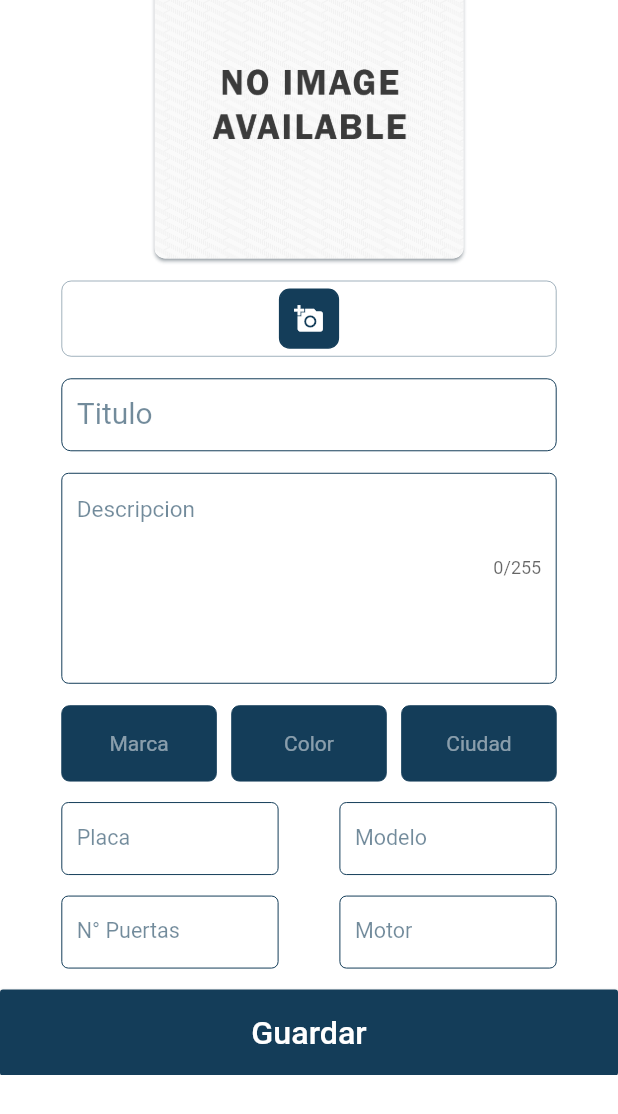
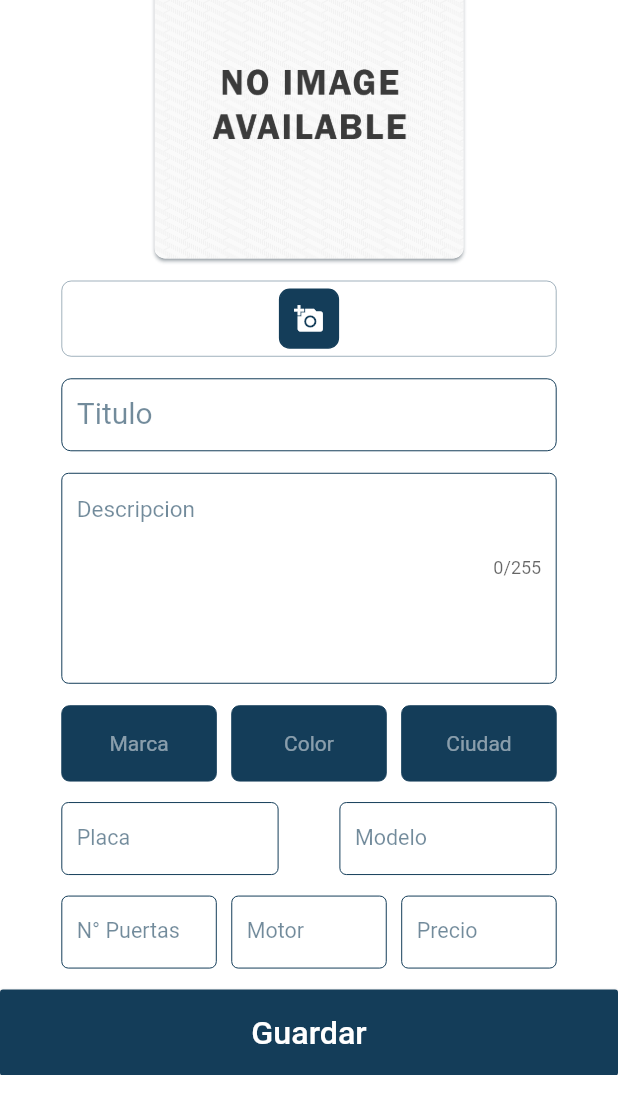
Before and after one commit to pomaalvin/Cabalito, a Flutter app: the AddPublication screen opened directly, scrolled down 48 dp, after a tap on "Guardar", on a phone screen of 412 x 824 dp. Shown: the top 1114 px of the screen. Run offline on Flutter 3.47's test engine with Material 2 defaults, Android fonts, the phone set to English and light mode, and no system bars; our stand-ins replace bloc, equatable, flutter_bloc, image_picker; missing offline and left inert: flutter_phone_direct_caller, kf_drawer.

```diff
--- a/cabalito_app/lib/bloc/bloc/NavigationBloc.dart
+++ b/cabalito_app/lib/bloc/bloc/NavigationBloc.dart
@@ -1,8 +1,11 @@
 import 'package:bloc/bloc.dart';
 import 'package:cabalitoapp/bloc/event/NavigationEvent.dart';
 import 'package:cabalitoapp/bloc/state/NavigationState.dart';
+import 'package:cabalitoapp/repository/PublicationRepository.dart';
 
 class NavigationBloc extends Bloc<NavigationEvent,NavigationState>{
+  PublicationRepository _publicationRepository;
+  NavigationBloc(this._publicationRepository);
   @override
   NavigationState get initialState => InitPageState();
 
@@ -37,6 +40,15 @@ class NavigationBloc extends Bloc<NavigationEvent,NavigationState>{
       yield LoadingPageState();
       yield AddPublicationPageState();
     }
+    else if(event is AddPublicationEvent){
+      //yield LoadingPageState();
+      bool estado=await _publicationRepository.addPublication(event.publication);
+      /*if(estado){
+        yield HomePageState();
+      }
+      else{
+      }*/
+    }
   }
 
 
--- a/cabalito_app/lib/bloc/event/NavigationEvent.dart
+++ b/cabalito_app/lib/bloc/event/NavigationEvent.dart
@@ -1,3 +1,4 @@
+import 'package:cabalitoapp/model/Publication.dart';
 import 'package:equatable/equatable.dart';
 
 abstract class NavigationEvent extends Equatable{}
@@ -29,3 +30,9 @@ class UpdateSellerPageEvent extends NavigationEvent {
   @override
   List<Object> get props => [];
 }
+class AddPublicationEvent extends NavigationEvent {
+  Publication publication;
+  AddPublicationEvent(this.publication);
+  @override
+  List<Object> get props => [publication];
+}
--- a/cabalito_app/lib/bloc/state/NavigationState.dart
+++ b/cabalito_app/lib/bloc/state/NavigationState.dart
@@ -14,7 +14,7 @@ abstract class NavigationState extends Equatable{
 class LoadingPageState extends NavigationState{
   const LoadingPageState();
   @override
-  List<Object> get props => [];
+  List<Object> get props => ["Loading",Template()];
 }
 class InitPageState extends NavigationState{
   const InitPageState();
--- a/cabalito_app/lib/main.dart
+++ b/cabalito_app/lib/main.dart
@@ -1,5 +1,6 @@
 import 'package:cabalitoapp/ClassBuilder.dart';
 import 'package:cabalitoapp/bloc/bloc/NavigationBloc.dart';
+import 'package:cabalitoapp/repository/PublicationRepository.dart';
 import 'package:cabalitoapp/screens/Template.dart';
 import 'package:cabalitoapp/Menu.dart';
 import 'package:flutter/material.dart';
@@ -19,7 +20,7 @@ class MyApp extends StatelessWidget {
       theme: ThemeData(primaryColor: Color.fromRGBO(73, 24, 89, 1),accentColor: Colors.black),
       debugShowCheckedModeBanner: false,
       home: BlocProvider(
-          create:(context2)=>NavigationBloc(),
+          create:(context2)=>NavigationBloc(PublicationRepository()),
           child: Menu()),
     );
   }
--- a/cabalito_app/lib/model/Publication.dart
+++ b/cabalito_app/lib/model/Publication.dart
@@ -1,3 +1,4 @@
+import 'package:intl/intl.dart';
 class Publication {
   int _idPublication;
   int _idSeller;
@@ -99,4 +100,19 @@ class Publication {
   set idPublication(int value) {
     _idPublication = value;
   }
+  Map toJson()=>{
+  'idPublication':idPublication,
+   'idSeller':idSeller,
+   "idBrand":idBrand,
+  "idColor": idColor,
+   "idCity":idCity,
+   "title":title,
+  "model":model,
+   "doorNumber":doorNumber,
+   "licensePlate":licensePlate,
+   "description":description,
+   "motor":motor,
+   "price":price,
+   "datePublication":DateFormat('yyyy-MM-dd - kk;mm').format(datePublication)
+  };
 }
--- a/cabalito_app/lib/repository/PublicationRepository.dart
+++ b/cabalito_app/lib/repository/PublicationRepository.dart
@@ -1,11 +1,29 @@
+import 'dart:convert';
+
 import 'package:cabalitoapp/model/Publication.dart';
 import 'package:http/http.dart' as http;
 import '../lib/ApiUrl.dart' as api;
 class PublicationRepository{
-  addPublication(Publication publication)async {
-    final response = await http.get(api.url + "publications",
-        headers: <String, String>{
-          'Content-Type': 'application/json; charset=UTF-8'
-        });
+  Future<bool> addPublication(Publication publication)async {
+    try{
+      var url=api.url + "publications";
+      print(url);
+      final response = await http.post(url,
+          headers: <String, String>{
+            'Content-Type': 'application/json; charset=UTF-8',
+          },
+          body: jsonEncode(publication.toJson())
+      );
+      print(response.statusCode);
+      if(response.statusCode==200){
+        return true;
+      }
+      else{
+        return false;
+      }
+    }
+    catch(e){
+      print(e);
+    }
   }
 }
--- a/cabalito_app/lib/screens/AddPublication.dart
+++ b/cabalito_app/lib/screens/AddPublication.dart
@@ -2,14 +2,18 @@
 import 'dart:io';
 import 'dart:ui';
 
+import 'package:cabalitoapp/bloc/bloc/NavigationBloc.dart';
+import 'package:cabalitoapp/bloc/event/NavigationEvent.dart';
 import 'package:cabalitoapp/model/Brand.dart';
 import 'package:cabalitoapp/model/City.dart';
 import 'package:cabalitoapp/model/Color.dart';
 import 'package:cabalitoapp/model/Publication.dart';
+import 'package:cabalitoapp/screens/MechanicList.dart';
 import 'package:cabalitoapp/screens/publicationItem/AlertItemPublication.dart';
 import 'package:cabalitoapp/screens/publicationItem/CardImage.dart';
 import 'package:flutter/cupertino.dart';
 import 'package:flutter/material.dart';
+import 'package:flutter_bloc/flutter_bloc.dart';
 import 'package:image_picker/image_picker.dart';
 import '../lib/Colors.dart';
 
@@ -135,12 +139,12 @@ class _AddPublicationState extends State<AddPublication>{
                       SizedBox(height: 15),
                       Padding(
                         padding: EdgeInsets.symmetric(horizontal: size.width*0.1),
-                        child: input(null,size.width*0.8,"Titulo",20.0,TextInputType.text),
+                        child: input(title,size.width*0.8,"Titulo",20.0,TextInputType.text),
                       ),
                       SizedBox(height: 15,),
                       Padding(
                         padding: EdgeInsets.symmetric(horizontal: size.width*0.1),
-                        child: inputArea(null, size.width*0.8, 140.0, "Descripcion", 15.0),
+                        child: inputArea(description, size.width*0.8, 140.0, "Descripcion", 15.0),
                       ),
                       SizedBox(height: 15),
                       Padding(
@@ -160,8 +164,8 @@ class _AddPublicationState extends State<AddPublication>{
                         child: Row(
                           mainAxisAlignment: MainAxisAlignment.spaceBetween,
                           children: [
-                            input(null, size.width*0.35, "Placa", size.height*0.02,TextInputType.text),
-                            input(null, size.width*0.35, "Modelo",size.height*0.02,TextInputType.number),
+                            input(plate, size.width*0.35, "Placa", size.height*0.02,TextInputType.text),
+                            input(model, size.width*0.35, "Modelo",size.height*0.02,TextInputType.number),
                           ],
                         ),
                       ),
@@ -171,8 +175,9 @@ class _AddPublicationState extends State<AddPublication>{
                         child: Row(
                           mainAxisAlignment: MainAxisAlignment.spaceBetween,
                           children: [
-                            input(null, size.width*0.35, "N° Puertas",size.height*0.02,TextInputType.number),
-                            input(null, size.width*0.35, "Motor",size.height*0.02,TextInputType.text),
+                            input(dNumber, size.width*0.25, "N° Puertas",size.height*0.02,TextInputType.number),
+                            input(motor, size.width*0.25, "Motor",size.height*0.02,TextInputType.text),
+                            input(price, size.width*0.25, "Precio",size.height*0.02,TextInputType.text),
                           ],
                         ),
                       ),
@@ -186,7 +191,7 @@ class _AddPublicationState extends State<AddPublication>{
 
                           color:PrimaryColor,
                           onPressed: (){
-
+                                _addPublication();
                           },
                           child: Center(
                             child: Text("Guardar",style:TextStyle(color:color4,fontSize: size.height*0.03)),
@@ -257,6 +262,7 @@ class _AddPublicationState extends State<AddPublication>{
               borderRadius: BorderRadius.circular(font*0.3)
           ),
           child: TextField(
+            controller: controller,
             scrollPadding: EdgeInsets.all(0),
             maxLines: null,
             maxLength: 255,
@@ -284,6 +290,7 @@ class _AddPublicationState extends State<AddPublication>{
           borderRadius: BorderRadius.circular(font*0.3)
         ),
         child:TextField(
+          controller:controller,
             keyboardType: type,
             cursorColor: color3,
             cursorWidth: 1,
@@ -431,11 +438,23 @@ class _AddPublicationState extends State<AddPublication>{
     else{
     }
   }
+
+  _addPublication(){
+    Publication publication= Publication();
+    publication.idColor=newColor.idColor;
+    publication.idBrand=newBrand.idBrand;
+    publication.idCity=newCity.idCity;
+    publication.datePublication=DateTime.now();
+    publication.description=description.text;
+    print(dNumber.text);
+    publication.doorNumber=int.parse(dNumber.text);
+    publication.model=int.parse(model.text);
+    publication.title=title.text;
+    publication.motor=motor.text;
+    publication.licensePlate=plate.text;
+    print(price.text);
+    publication.price=double.parse(price.text);
+    BlocProvider.of<NavigationBloc>(context).add(AddPublicationEvent(publication));
+
   }
-class MyBehavior extends ScrollBehavior {
-  @override
-  Widget buildViewportChrome(
-      BuildContext context, Widget child, AxisDirection axisDirection) {
-    return child;
   }
-}
--- a/cabalito_app/lib/screens/publicationItem/AlertItemPublication.dart
+++ b/cabalito_app/lib/screens/publicationItem/AlertItemPublication.dart
@@ -3,6 +3,7 @@ import 'package:cabalitoapp/model/Brand.dart';
 import 'package:cabalitoapp/model/City.dart';
 import 'package:cabalitoapp/model/Color.dart';
 import 'package:cabalitoapp/screens/AddPublication.dart';
+import 'package:cabalitoapp/screens/MechanicList.dart';
 import 'package:flutter/cupertino.dart';
 import 'package:flutter/material.dart';
 
--- a/cabalito_app/pubspec.yaml
+++ b/cabalito_app/pubspec.yaml
@@ -24,6 +24,7 @@ dependencies:
   image_picker:
   flutter:
     sdk: flutter
+  http:
 
 
   # The following adds the Cupertino Icons font to your application.
```
Also changed, not shown: cabalito_app/pubspec.lock, 1 other file.
